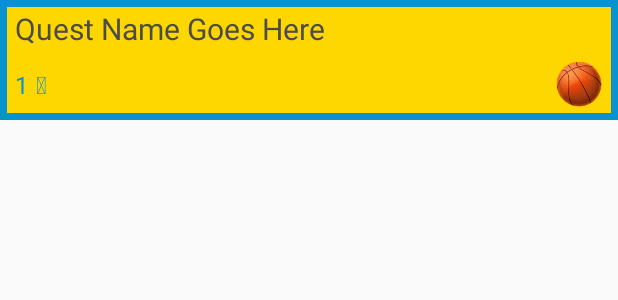
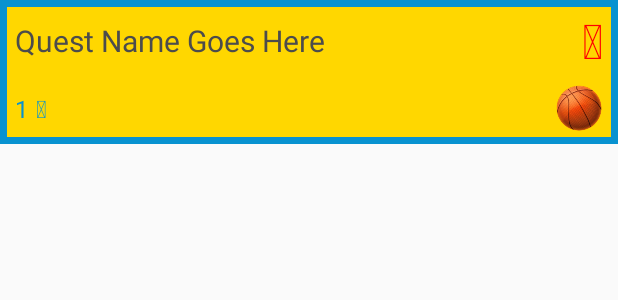
Before and after one commit to greeddiscient/Saiyan, an Android app: the layout questview.xml on its own in the app's theme, with its tools: preview values and no code run, on a phone screen of 412 x 824 dp. Shown: the top 300 px of the screen. Run offline under Robolectric (Android 15) with nearby library versions, the phone set to English and light mode, and no system bars.

Commit message:
some refactoring

```diff
--- a/app/src/main/res/layout/activity_main.xml
+++ b/app/src/main/res/layout/activity_main.xml
@@ -12,10 +12,10 @@
         android:minHeight="?attr/actionBarSize"
         android:background="#0892D0">
         <ImageView
+            android:id="@+id/newquest"
             android:layout_width="64dp"
             android:layout_height="64dp"
-            android:src="@drawable/crosshair"
-            android:onClick="newQuest" />
+            android:src="@drawable/crosshair" />
         <TextView
             android:layout_width="wrap_content"
             android:layout_height="wrap_content"
--- a/app/src/main/res/layout/questview.xml
+++ b/app/src/main/res/layout/questview.xml
@@ -3,16 +3,34 @@
     android:orientation="vertical" android:layout_width="match_parent"
     android:layout_height="wrap_content"
     android:background="@drawable/border">
+    <RelativeLayout
+        android:layout_width="match_parent"
+        android:layout_height="wrap_content"
+        android:layout_marginTop="5dp">
         <TextView
             android:id="@+id/questname"
-        android:layout_width="match_parent"
+            android:layout_width="wrap_content"
             android:layout_height="wrap_content"
-        android:layout_marginTop="5dp"
             android:layout_marginLeft="10dp"
             android:layout_marginRight="10dp"
+            android:layout_centerVertical="true"
+            android:layout_alignParentStart="true"
+            android:layout_toLeftOf="@+id/deletequest"
             android:textColor="#4c4c4c"
             android:textSize="20dp"
             android:text="Quest Name Goes Here" />
+        <TextView
+            android:id="@+id/deletequest"
+            android:layout_width="wrap_content"
+            android:layout_height="wrap_content"
+            android:layout_marginRight="10dp"
+            android:text="&#xf00d;"
+            android:textSize="32dp"
+            android:textColor="#ff0000"
+            android:layout_centerVertical="true"
+            android:layout_alignParentEnd="true" />
+    </RelativeLayout>
+
     <RelativeLayout
         android:layout_width="match_parent"
         android:layout_height="wrap_content">
@@ -27,7 +45,7 @@
             android:textColor="#0892D0"
             android:textSize="16dp" />
         <TextView
-            android:id="@+id/icon"
+            android:id="@+id/counticon"
             android:layout_width="wrap_content"
             android:layout_height="wrap_content"
             android:layout_marginLeft="5dp"
```
Also changed, not shown: app/src/main/java/com/example/djurus/saiyan/MainActivity.java (+36 -30 lines), app/src/main/java/com/example/djurus/saiyan/QuestDetailsActivity.java (+1 -7 lines). Lines whose indentation alone changed are shown as unchanged.
